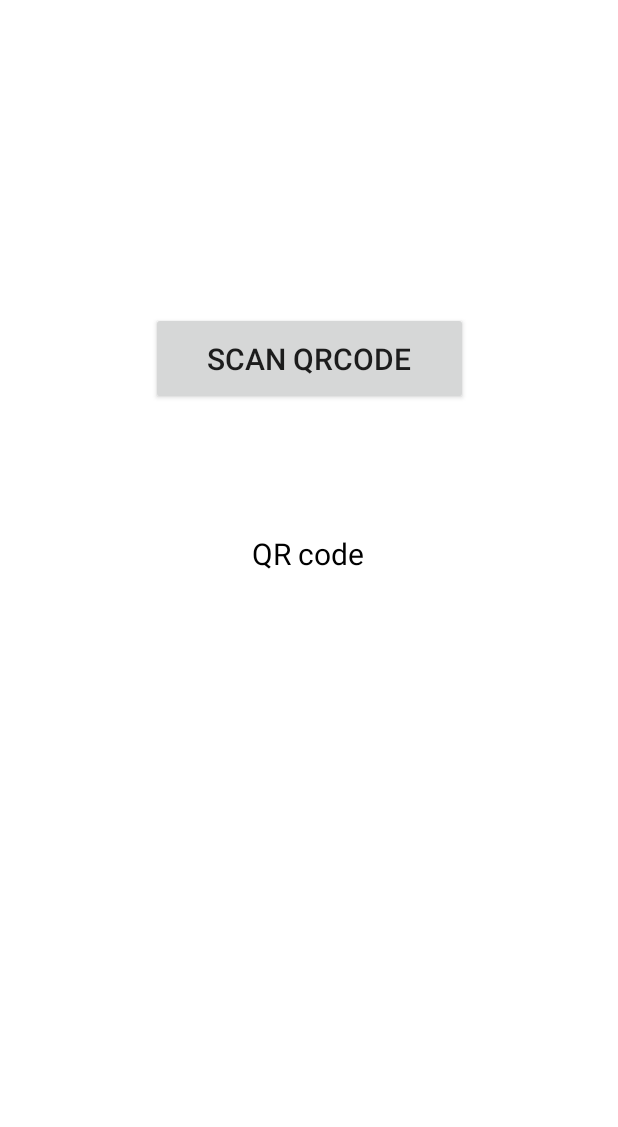
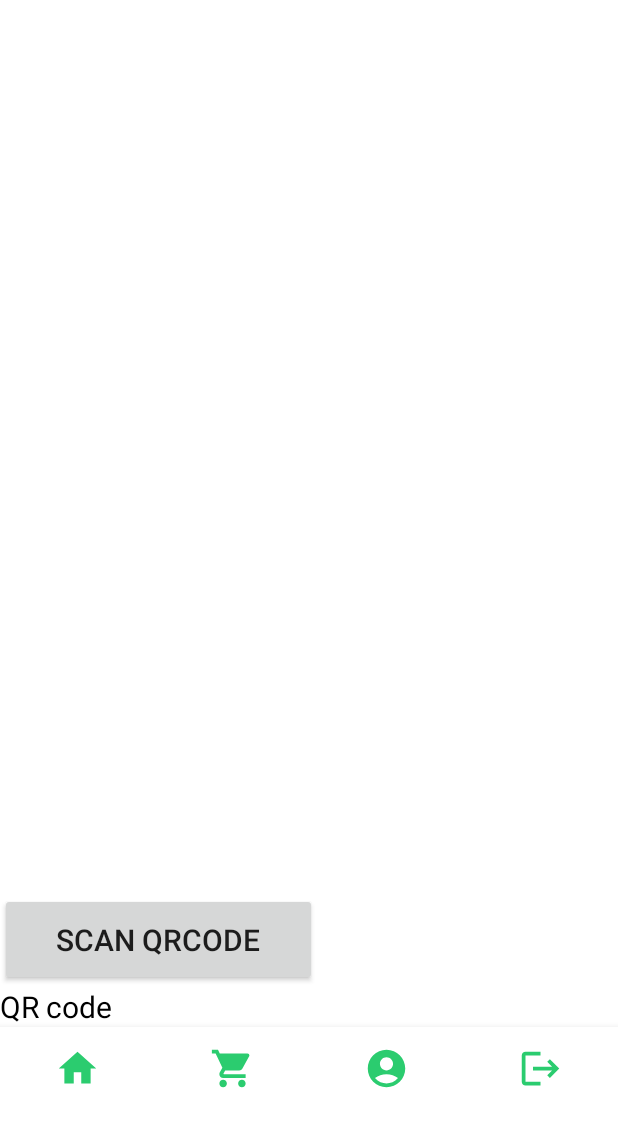
Before and after one commit to bigbrain2000/Naturalis, an Android app: the ShoppingCart screen opened directly, with no data from a screen before it, on a phone screen of 412 x 824 dp. Shown: the top 1127 px of the screen. Run offline under Robolectric (Android 15) with nearby library versions, the phone set to English and light mode, and no system bars; our stand-ins replace Firebase (no records; nobody signed in at launch, a user with empty details on screens opened directly).

Commit message:
Shopping cart functionality for client added

```diff
--- a/app/src/main/res/layout/activity_shopping_cart.xml
+++ b/app/src/main/res/layout/activity_shopping_cart.xml
@@ -1,17 +1,36 @@
 <?xml version="1.0" encoding="utf-8"?>
-<androidx.constraintlayout.widget.ConstraintLayout xmlns:android="http://schemas.android.com/apk/res/android"
-    xmlns:app="http://schemas.android.com/apk/res-auto"
+<HorizontalScrollView xmlns:android="http://schemas.android.com/apk/res/android"
     xmlns:tools="http://schemas.android.com/tools"
     android:layout_width="match_parent"
     android:layout_height="match_parent"
+    xmlns:app="http://schemas.android.com/apk/res-auto"
     tools:context=".ShoppingCart"
     tools:ignore="HardcodedText">
+
+    <LinearLayout
+        android:layout_width="wrap_content"
+        android:layout_height="wrap_content"
+        android:orientation="vertical">
+
+        <TextView
+            android:layout_width="match_parent"
+            android:layout_height="58dp"
+            android:textAlignment="center"
+            android:textSize="20sp"
+            android:textStyle="bold"
+            tools:text="My cart" />
+
+        <ListView
+            android:id="@+id/shoppingCartListView"
+            android:layout_width="397dp"
+            android:layout_height="487dp"
+            android:layout_marginTop="50dp"
+            android:choiceMode="singleChoice" />
 
         <Button
             android:id="@+id/scanQRButton"
             android:layout_width="211dp"
             android:layout_height="62dp"
-        android:layout_marginTop="208dp"
             android:text="Scan QRCode"
             android:textSize="20sp"
             app:layout_constraintEnd_toEndOf="parent"
@@ -22,7 +41,6 @@
             android:id="@+id/displayQRCodeTextView"
             android:layout_width="wrap_content"
             android:layout_height="wrap_content"
-        android:layout_marginBottom="356dp"
             android:text="QR code"
             android:textColor="#000"
             android:textSize="20sp"
@@ -32,4 +50,17 @@
             app:layout_constraintStart_toStartOf="parent"
             app:layout_constraintTop_toBottomOf="@+id/scanQRButton" />
 
-</androidx.constraintlayout.widget.ConstraintLayout>
+        <com.google.android.material.bottomnavigation.BottomNavigationView
+            android:id="@+id/bottomNavigationView"
+            android:layout_width="wrap_content"
+            android:layout_height="wrap_content"
+            android:backgroundTint="@color/green"
+            app:itemIconSize="30dp"
+            app:itemIconTint="@color/green"
+            app:labelVisibilityMode="unlabeled"
+            app:layout_constraintBottom_toBottomOf="parent"
+            app:menu="@menu/navigation_menu"
+            tools:ignore="MissingConstraints" />
+    </LinearLayout>
+
+</HorizontalScrollView>
```
Also changed, not shown: app/src/main/java/com/chs/naturalis/HomePageClient.java (+5 -4 lines), app/src/main/java/com/chs/naturalis/Profile.java (+14 -13 lines), app/src/main/java/com/chs/naturalis/ShoppingCart.java (+165 -5 lines), app/src/main/java/com/chs/naturalis/ViewProduct.java (+98 -14 lines), app/src/main/java/com/chs/naturalis/ViewSyrupProducts.java (+10 -8 lines). Lines whose indentation alone changed are shown as unchanged.
